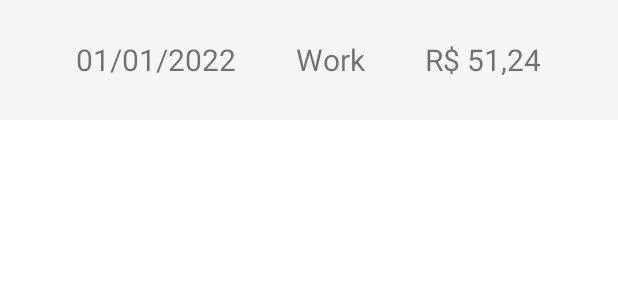
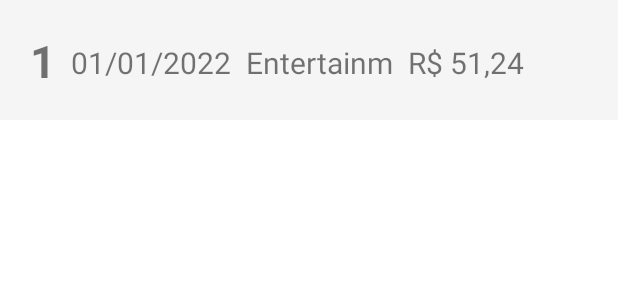
Before and after one commit to Node-23/Money_App, an Android app: the layout historic_items.xml on its own in the app's theme, with its tools: preview values and no code run, on a phone screen of 412 x 824 dp. Shown: the top 300 px of the screen. Run offline under Robolectric (Android 15) with nearby library versions, the phone set to English and light mode, and no system bars.

```diff
--- a/app/src/main/java/com/rubick/moneyapp/View/MainActivity.java
+++ b/app/src/main/java/com/rubick/moneyapp/View/MainActivity.java
@@ -87,7 +87,7 @@ public class MainActivity extends AppCompatActivity {
         String data = ConvertToJson(login);
         String url = "http://10.0.2.2:8080/api/user/login";
         Context context = getApplicationContext();
-        ServerActions.PostRequest(url, data, MainActivity.this, context, successMessage, errorMessage);
+        ServerActions.PostRequest(url, data, MainActivity.this, context, successMessage, errorMessage, true);
     }
 
     private void setItems(){
--- a/app/src/main/java/com/rubick/moneyapp/View/Register.java
+++ b/app/src/main/java/com/rubick/moneyapp/View/Register.java
@@ -83,7 +83,7 @@ public class Register extends AppCompatActivity {
         String data = ConvertToJson(user);
         String url = "http://10.0.2.2:8080/api/user/register";
         Context context = getApplicationContext();
-        ServerActions.PostRequest(url, data, Register.this, context, successMessage, errorMessage);
+        ServerActions.PostRequest(url, data, Register.this, context, successMessage, errorMessage, false);
         //PostUSer(data);
     }
 
--- a/app/src/main/res/layout/historic_items.xml
+++ b/app/src/main/res/layout/historic_items.xml
@@ -1,42 +1,56 @@
 <?xml version="1.0" encoding="utf-8"?>
-<FrameLayout xmlns:android="http://schemas.android.com/apk/res/android"
-    xmlns:tools="http://schemas.android.com/tools"
+<LinearLayout xmlns:android="http://schemas.android.com/apk/res/android"
     android:layout_width="match_parent"
-    android:layout_height="wrap_content"
+    android:layout_height="80dp"
     android:background="#f5f5f5"
-    android:orientation="vertical">
+    android:orientation="horizontal"
+    android:padding="20dp">
 
     <LinearLayout
-        android:layout_width="match_parent"
-        android:layout_height="80dp"
-        android:gravity="center"
-        android:orientation="horizontal">
+        android:layout_width="wrap_content"
+        android:layout_height="match_parent">
+
+        <TextView
+            android:id="@+id/idText"
+            android:layout_width="wrap_content"
+            android:layout_height="match_parent"
+            android:layout_marginEnd="10dp"
+            android:text="1"
+            android:textSize="30sp"
+            android:textStyle="bold" />
+    </LinearLayout>
+
+    <LinearLayout
+        android:paddingTop="8dp"
+        android:orientation="horizontal"
+        android:layout_width="wrap_content"
+        android:layout_height="match_parent">
 
         <TextView
             android:id="@+id/historicDateText"
-            android:layout_margin="20dp"
-            android:textSize="20sp"
+            android:layout_width="match_parent"
+            android:layout_height="match_parent"
+            android:layout_marginEnd="10dp"
             android:text="@string/date_example"
-            android:layout_width="wrap_content"
-            android:layout_height="wrap_content"/>
+            android:textSize="20sp" />
 
         <TextView
+            android:maxLength="10"
             android:id="@+id/typeOfExpenseText"
-            android:layout_margin="20dp"
-            android:textSize="20sp"
+            android:layout_width="match_parent"
+            android:layout_height="match_parent"
+            android:layout_marginEnd="10dp"
             android:text="@string/type_of_expense_example"
-            android:layout_width="wrap_content"
-            android:layout_height="wrap_content"/>
+            android:textSize="20sp" />
 
         <TextView
             android:id="@+id/valueText"
-            android:layout_margin="20dp"
-            android:textSize="20sp"
+            android:layout_width="match_parent"
+            android:layout_height="match_parent"
             android:text="@string/money_example"
-            android:layout_width="wrap_content"
-            android:layout_height="wrap_content"/>
-
+            android:textSize="20sp" />
 
     </LinearLayout>
 
-</FrameLayout>
+
+</LinearLayout>
--- a/app/src/main/res/values/strings.xml
+++ b/app/src/main/res/values/strings.xml
@@ -51,7 +51,7 @@
     <string name="type">Type</string>
     <string name="money_text">Money</string>
     <string name="type_of_expense">Type of expense</string>
-    <string name="type_of_expense_example">Work</string>
+    <string name="type_of_expense_example">Entertainment</string>
     <string name="monthly_expense_percentage">Monthly expense %</string>
     <string name="monthly_expense_percentage_example">12%</string>
     <string name="help_text">
```
Also changed, not shown: app/src/main/java/com/rubick/moneyapp/Model/Expense.java (+15 -0 lines), app/src/main/java/com/rubick/moneyapp/Service/PreferenceData.java (+30 -2 lines), app/src/main/java/com/rubick/moneyapp/Service/ServerActions.java (+33 -10 lines), app/src/main/java/com/rubick/moneyapp/View/AddExpense.java (+14 -6 lines), app/src/main/java/com/rubick/moneyapp/View/Details.java (+41 -0 lines), app/src/main/java/com/rubick/moneyapp/View/Historic.java (+27 -0 lines), app/src/main/res/layout/activity_details.xml (+6 -2 lines).
